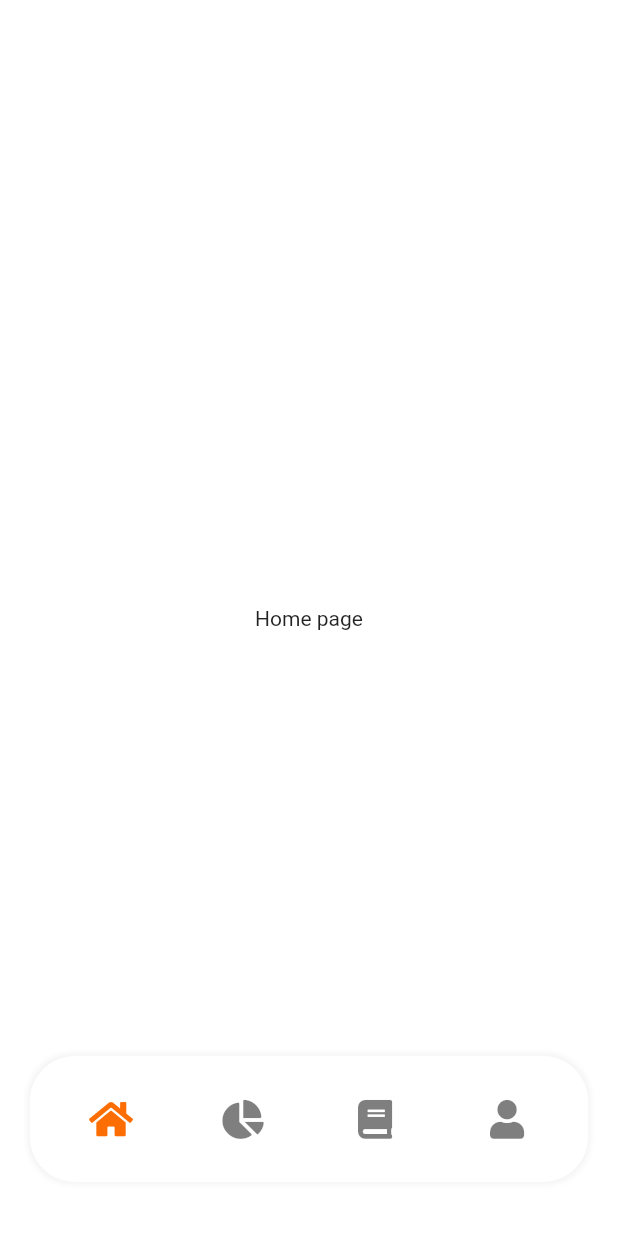
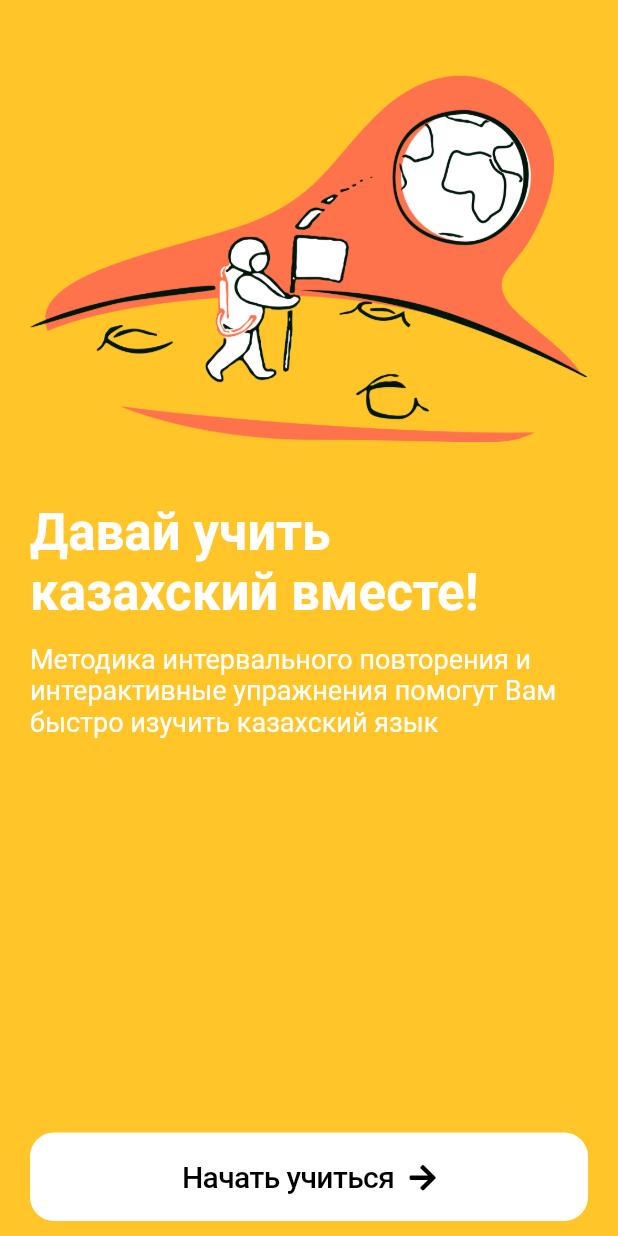
Before and after one commit to Crepiks/nomad-mobile, a Flutter app: the screen it shows after launch, on a phone screen of 412 x 824 dp. Run offline on Flutter 3.47's test engine with Material 2 defaults, Android fonts, the phone set to English and light mode, and no system bars; our stand-ins replace font_awesome_flutter.

Commit message:
feat: create welcome screen

```diff
--- a/lib/common/colors.dart
+++ b/lib/common/colors.dart
@@ -1,4 +1,4 @@
 import 'package:flutter/material.dart';
 
-const primaryColor = Color(0xFFFC6D03);
+const primaryColor = Color(0xFFFFC529);
 const backgroundColor = Color(0xFFFAFAFA);
--- a/lib/main.dart
+++ b/lib/main.dart
@@ -1,12 +1,12 @@
 import 'package:flutter/material.dart';
-import 'package:nomad/layouts/main_layout.dart';
+import 'package:nomad/onboarding/views/welcome_view.dart';
 
 void main() {
-  runApp(const MyApp());
+  runApp(const App());
 }
 
-class MyApp extends StatelessWidget {
-  const MyApp({Key? key}) : super(key: key);
+class App extends StatelessWidget {
+  const App({Key? key}) : super(key: key);
 
   @override
   Widget build(BuildContext context) {
@@ -15,6 +15,6 @@ class MyApp extends StatelessWidget {
         theme: ThemeData(
           primarySwatch: Colors.blue,
         ),
-        home: const MainLayout());
+        home: const WelcomeView());
   }
 }
--- /dev/null
+++ b/lib/onboarding/views/welcome_view.dart
@@ -0,0 +1,70 @@
+import "package:flutter/cupertino.dart";
+import 'package:flutter/material.dart';
+import 'package:font_awesome_flutter/font_awesome_flutter.dart';
+import 'package:nomad/common/colors.dart';
+
+class WelcomeView extends StatelessWidget {
+  const WelcomeView({Key? key}) : super(key: key);
+
+  @override
+  Widget build(BuildContext context) {
+    return Scaffold(
+        backgroundColor: primaryColor,
+        body: SafeArea(
+            child: Padding(
+          padding: const EdgeInsets.symmetric(vertical: 10, horizontal: 20),
+          child: Column(
+            mainAxisAlignment: MainAxisAlignment.spaceBetween,
+            children: [
+              Column(
+                children: [
+                  Container(
+                    padding: const EdgeInsets.only(top: 40, bottom: 40),
+                    child: const Image(
+                      image: AssetImage('assets/images/man-on-moon.png'),
+                    ),
+                  ),
+                  const Text("Давай учить казахский вместе!",
+                      style: TextStyle(
+                          color: Colors.white,
+                          fontSize: 34,
+                          fontWeight: FontWeight.w600)),
+                  const SizedBox(
+                    height: 14,
+                  ),
+                  const Text(
+                    "Методика интервального повторения и интерактивные упражнения помогут Вам быстро изучить казахский язык",
+                    style: TextStyle(color: Colors.white, fontSize: 18),
+                  ),
+                ],
+              ),
+              SizedBox(
+                  width: double.infinity,
+                  child: CupertinoButton(
+                      padding: const EdgeInsets.symmetric(vertical: 18),
+                      color: Colors.white,
+                      borderRadius: const BorderRadius.all(Radius.circular(16)),
+                      child: Row(
+                        mainAxisAlignment: MainAxisAlignment.center,
+                        children: const [
+                          Text(
+                            "Начать учиться",
+                            style: TextStyle(
+                                color: Colors.black,
+                                fontSize: 20,
+                                fontWeight: FontWeight.w500),
+                          ),
+                          SizedBox(width: 10),
+                          FaIcon(
+                            FontAwesomeIcons.arrowRight,
+                            color: Colors.black,
+                            size: 20,
+                          )
+                        ],
+                      ),
+                      onPressed: () {}))
+            ],
+          ),
+        )));
+  }
+}
```
Also changed, not shown: pubspec.yaml (+3 -6 lines), assets/images/man-on-moon.png (added), 1 other file.
